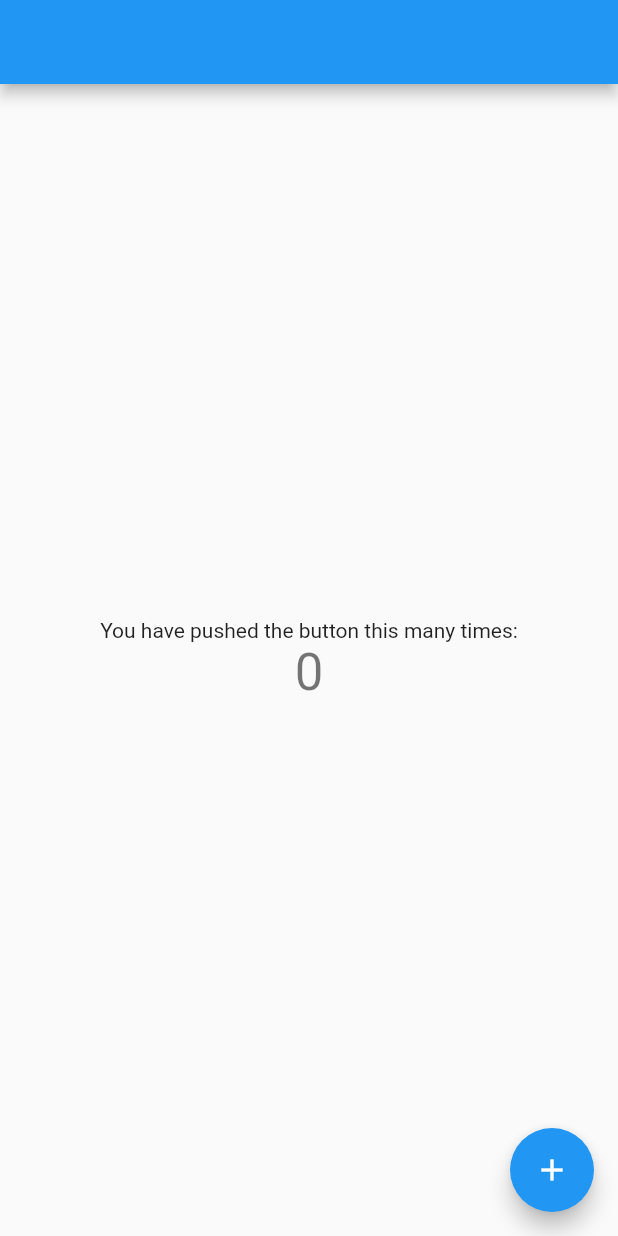
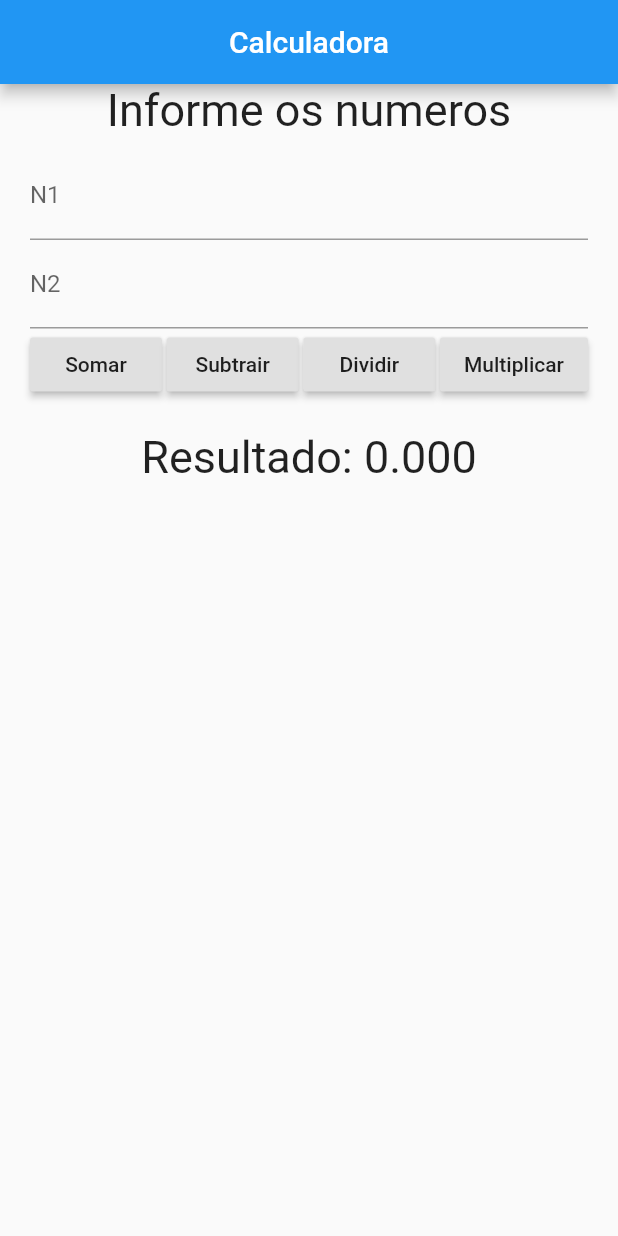
Before and after one commit to rodrigorafaeldamaceno/calculadora_mobx, a Flutter app: the screen it shows after launch, on a phone screen of 412 x 824 dp. Run offline on Flutter 3.47's test engine with Material 2 defaults, Android fonts, the phone set to English and light mode, and no system bars; our stand-ins replace flutter_mobx, mobx; generated files the repository leaves out were written again.

Commit message:
criado calculadora

```diff
--- a/lib/main.dart
+++ b/lib/main.dart
@@ -1,54 +1,26 @@
 import 'package:flutter/material.dart';
-import 'package:flutter_mobx/flutter_mobx.dart';
-import 'package:mobx_exemple/mobx/controller.dart';
+import 'package:mobx_exemple/pages/calculadora/calculadora.dart';
+import 'package:mobx_exemple/pages/calculadora/calculadora_screen.dart';
+import 'package:provider/provider.dart';
 
 void main() => runApp(MyApp());
 
 class MyApp extends StatelessWidget {
   @override
   Widget build(BuildContext context) {
-    return MaterialApp(
-      title: 'Flutter Demo',
-      theme: ThemeData(
-        primarySwatch: Colors.blue,
-      ),
-      home: MyHomePage(),
-    );
-  }
-}
-
-class MyHomePage extends StatelessWidget {
-  Controller controller = Controller();
-  @override
-  Widget build(BuildContext context) {
-    return Scaffold(
-      appBar: AppBar(
-        title: Text(''),
-      ),
-      body: Center(
-        child: Column(
-          mainAxisAlignment: MainAxisAlignment.center,
-          children: <Widget>[
-            Text(
-              'You have pushed the button this many times:',
-            ),
-            Observer(
-              builder: (_) {
-                return Text(
-                  '${controller.counter}',
-                  style: Theme.of(context).textTheme.display1,
-                );
-              },
-            ),
-          ],
+    return MultiProvider(
+      providers: [
+        Provider<Calculadora>(
+          create: (_) => Calculadora(),
+        )
+      ],
+      child: MaterialApp(
+        debugShowCheckedModeBanner: false,
+        title: 'Flutter Demo',
+        theme: ThemeData(
+          primarySwatch: Colors.blue,
         ),
-      ),
-      floatingActionButton: FloatingActionButton(
-        onPressed: () {
-          controller.increment();
-        },
-        tooltip: 'Increment',
-        child: Icon(Icons.add),
+        home: CalculadoraScreen(),
       ),
     );
   }
--- a/lib/mobx/mob.dart
+++ /dev/null
@@ -1,6 +0,0 @@
-import 'package:mobx/mobx.dart';
-part 'mob.g.dart';
-
-class Mob = _MobBase with _$Mob;
-
-abstract class _MobBase with Store {}
--- /dev/null
+++ b/lib/pages/calculadora/calculadora.dart
@@ -0,0 +1,18 @@
+import 'package:mobx/mobx.dart';
+part 'calculadora.g.dart';
+
+class Calculadora = _CalculadoraBase with _$Calculadora;
+
+abstract class _CalculadoraBase with Store {
+  @observable
+  double resultado = 0;
+
+  @action
+  somar(double n1, double n2) => resultado = n1 + n2;
+  @action
+  subtrair(double n1, double n2) => resultado = n1 - n2;
+  @action
+  dividir(double n1, double n2) => resultado = n1 / n2;
+  @action
+  multiplicar(double n1, double n2) => resultado = n1 * n2;
+}
--- /dev/null
+++ b/lib/pages/calculadora/calculadora_screen.dart
@@ -0,0 +1,110 @@
+import 'package:flutter/material.dart';
+import 'package:flutter_mobx/flutter_mobx.dart';
+import 'package:mobx_exemple/pages/calculadora/calculadora.dart';
+import 'package:mobx_exemple/pages/calculadora/resultado_screen.dart';
+import 'package:provider/provider.dart';
+
+class CalculadoraScreen extends StatefulWidget {
+  @override
+  _CalculadoraScreenState createState() => _CalculadoraScreenState();
+}
+
+class _CalculadoraScreenState extends State<CalculadoraScreen> {
+  final _formKey = GlobalKey<FormState>();
+  TextEditingController n1Controller = TextEditingController();
+  TextEditingController n2Controller = TextEditingController();
+
+  @override
+  Widget build(BuildContext context) {
+    Calculadora calculadora = Provider.of<Calculadora>(context);
+
+    return Scaffold(
+      appBar: AppBar(
+        title: Text('Calculadora'),
+        centerTitle: true,
+      ),
+      body: SingleChildScrollView(
+        child: Container(
+          padding: EdgeInsets.symmetric(horizontal: 20),
+          child: Form(
+            key: _formKey,
+            child: Column(
+              children: <Widget>[
+                Text('Informe os numeros', style: TextStyle(fontSize: 30)),
+                SizedBox(height: 10),
+                _buildTextField(label: 'N1', controller: n1Controller),
+                _buildTextField(label: 'N2', controller: n2Controller),
+                Row(
+                  mainAxisAlignment: MainAxisAlignment.spaceBetween,
+                  children: <Widget>[
+                    RaisedButton(
+                      onPressed: () {
+                        calculadora.somar(
+                          double.parse(n1Controller.text),
+                          double.parse(n2Controller.text),
+                        );
+                      },
+                      child: Text('Somar'),
+                    ),
+                    RaisedButton(
+                      onPressed: () {
+                        calculadora.subtrair(
+                          double.parse(n1Controller.text),
+                          double.parse(n2Controller.text),
+                        );
+                      },
+                      child: Text('Subtrair'),
+                    ),
+                    RaisedButton(
+                      onPressed: () {
+                        calculadora.dividir(
+                          double.parse(n1Controller.text),
+                          double.parse(n2Controller.text),
+                        );
+                      },
+                      child: Text('Dividir'),
+                    ),
+                    RaisedButton(
+                      onPressed: () {
+                        calculadora.multiplicar(
+                          double.parse(n1Controller.text),
+                          double.parse(n2Controller.text),
+                        );
+                      },
+                      child: Text('Multiplicar'),
+                    ),
+                  ],
+                ),
+                SizedBox(height: 20),
+                Observer(
+                  builder: (_) {
+                    return GestureDetector(
+                      onTap: () {
+                        Navigator.push(
+                          context,
+                          MaterialPageRoute(builder: (_) => ResultadoScreen()),
+                        );
+                      },
+                      child: Text(
+                        'Resultado: ${calculadora.resultado.toStringAsFixed(3)}',
+                        style: TextStyle(fontSize: 30),
+                      ),
+                    );
+                  },
+                )
+              ],
+            ),
+          ),
+        ),
+      ),
+    );
+  }
+
+  Widget _buildTextField({String label, TextEditingController controller}) {
+    return TextFormField(
+      controller: controller,
+      decoration: InputDecoration(labelText: label),
+      keyboardType: TextInputType.number,
+    );
+  }
+}
--- a/pubspec.yaml
+++ b/pubspec.yaml
@@ -13,6 +13,7 @@ dependencies:
   cupertino_icons: ^0.1.2
   mobx: ^0.4.0+1
   flutter_mobx: ^0.3.6
+  provider:
 
 dev_dependencies:
   mobx_codegen:
```
Also changed, not shown: lib/mobx/controller.dart (deleted, +0 -19 lines), lib/pages/calculadora/resultado_screen.dart (added, +30 -0 lines), lib/mobx/controller.g.dart (deleted), lib/mobx/mob.g.dart (deleted), lib/pages/calculadora/calculadora.g.dart (added), pubspec.lock.
